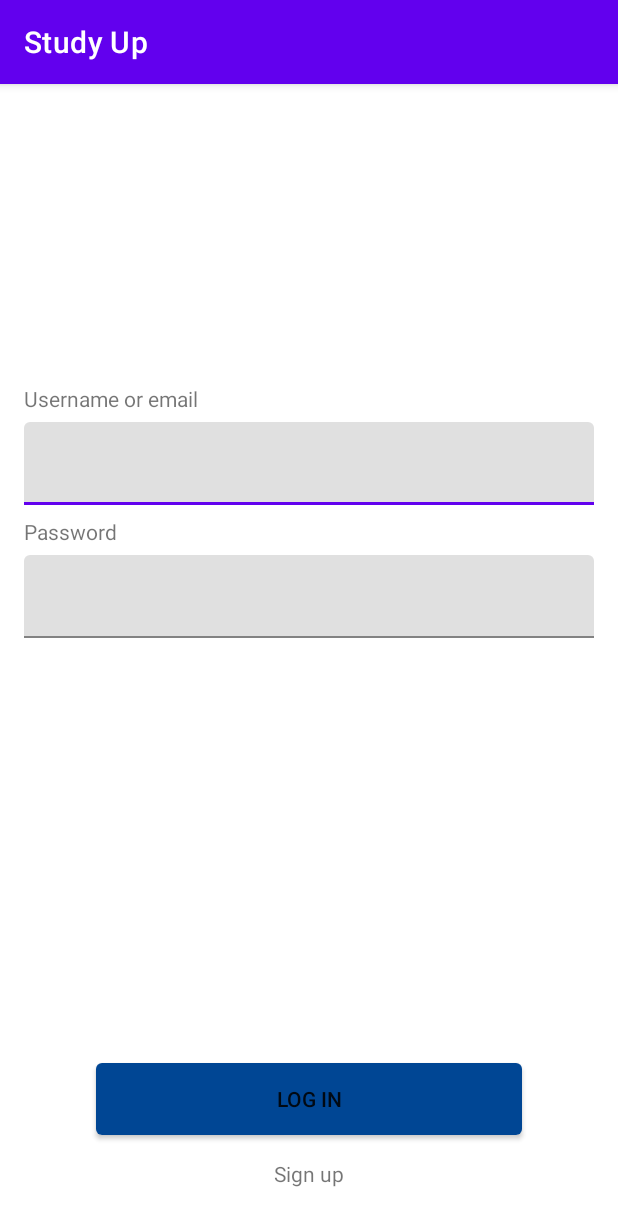
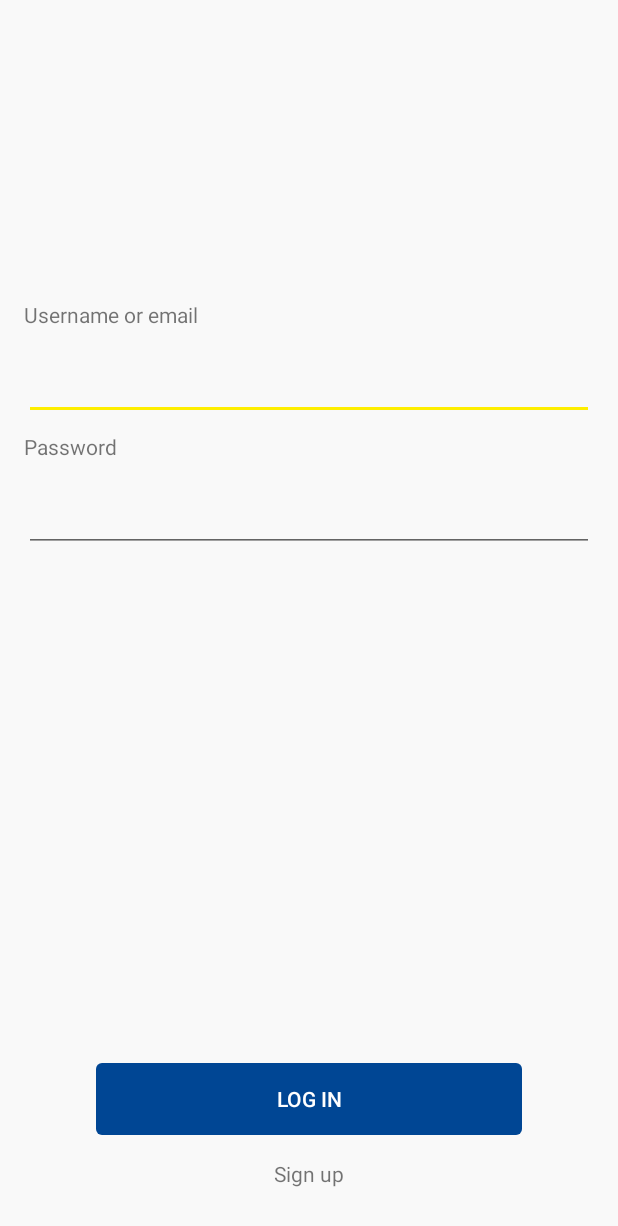
Before and after one commit to santiagorugnitz/StudyUp, an Android app: the screen it shows after launch (LoginActivity), on a phone screen of 412 x 824 dp. Shown: the top 1226 px of the screen. Run offline under Robolectric (Android 15) with nearby library versions, the phone set to English and light mode, and no system bars; our stand-ins replace Room's generated code.

Commit message:
App style

```diff
--- a/Study-Up/app/src/main/AndroidManifest.xml
+++ b/Study-Up/app/src/main/AndroidManifest.xml
@@ -9,7 +9,7 @@
         android:label="@string/app_name"
         android:roundIcon="@mipmap/ic_launcher_round"
         android:supportsRtl="true"
-        android:theme="@style/Theme.StudyUp">
+        android:theme="@style/AppTheme.NoActionBar">
         <activity
             android:name="com.ort.studyup.login.LoginActivity"
             android:screenOrientation="portrait"
--- a/Study-Up/app/src/main/res/drawable/button_background.xml
+++ b/Study-Up/app/src/main/res/drawable/button_background.xml
@@ -2,21 +2,21 @@
 <selector xmlns:android="http://schemas.android.com/apk/res/android">
     <item android:state_enabled="true" android:state_pressed="false" android:state_selected="false">
         <shape android:shape="rectangle">
-            <solid android:color="@color/main_color" />
+            <solid android:color="@color/colorPrimary" />
             <corners android:radius="4dp" />
         </shape>
     </item>
 
     <item android:state_pressed="true" android:state_selected="false">
         <shape android:shape="rectangle">
-            <solid android:color="@color/main_dark_color" />
+            <solid android:color="@color/colorPrimaryDark" />
             <corners android:radius="4dp" />
         </shape>
     </item>
 
     <item android:state_enabled="false" android:state_pressed="false" android:state_selected="false">
         <shape android:shape="rectangle">
-            <solid android:color="@color/main_disabled_color" />
+            <solid android:color="@color/disabled" />
             <corners android:radius="4dp" />
         </shape>
     </item>
--- a/Study-Up/app/src/main/res/values-night/themes.xml
+++ /dev/null
@@ -1,16 +0,0 @@
-<resources xmlns:tools="http://schemas.android.com/tools">
-    <!-- Base application theme. -->
-    <style name="Theme.StudyUp" parent="Theme.MaterialComponents.DayNight.DarkActionBar">
-        <!-- Primary brand color. -->
-        <item name="colorPrimary">@color/purple_200</item>
-        <item name="colorPrimaryVariant">@color/purple_700</item>
-        <item name="colorOnPrimary">@color/black</item>
-        <!-- Secondary brand color. -->
-        <item name="colorSecondary">@color/teal_200</item>
-        <item name="colorSecondaryVariant">@color/teal_200</item>
-        <item name="colorOnSecondary">@color/black</item>
-        <!-- Status bar color. -->
-        <item name="android:statusBarColor" tools:targetApi="l">?attr/colorPrimaryVariant</item>
-        <!-- Customize your theme here. -->
-    </style>
-</resources>
--- a/Study-Up/app/src/main/res/values/colors.xml
+++ b/Study-Up/app/src/main/res/values/colors.xml
@@ -1,19 +1,16 @@
 <?xml version="1.0" encoding="utf-8"?>
 <resources>
-    <color name="purple_200">#FFBB86FC</color>
-    <color name="purple_500">#FF6200EE</color>
-    <color name="purple_700">#FF3700B3</color>
-    <color name="teal_200">#FF03DAC5</color>
-    <color name="teal_700">#FF018786</color>
+    <color name="colorPrimary">#004694</color>
+    <color name="colorPrimaryDark">#00234A</color>
+    <color name="colorSecondary">#FEEE00</color>
+    <color name="colorAccent">#FEEE00</color>
+
     <color name="black">#FF000000</color>
     <color name="white">#FFFFFFFF</color>
 
+    <color name="background">#F9F9F9</color>
     <color name="translucent">#66FFFFFF</color>
-
-    <color name="main_color">#004694</color>
-    <color name="main_dark_color">#00234A</color>
-    <color name="main_secondary_color">#FEEE00</color>
-    <color name="main_disabled_color">#E0E9F2</color>
+    <color name="disabled">#E0E9F2</color>
     <color name="text_disabled">#80A2CA</color>
     <color name="error">#C40C1B</color>
 </resources>
--- /dev/null
+++ b/Study-Up/app/src/main/res/values/styles.xml
@@ -0,0 +1,24 @@
+<?xml version="1.0" encoding="utf-8"?>
+<resources>
+
+    <style name="AppTheme" parent="Theme.AppCompat.Light.DarkActionBar">
+        <item name="colorPrimary">@color/colorPrimary</item>
+        <item name="colorPrimaryDark">@color/colorPrimaryDark</item>
+        <item name="colorAccent">@color/colorAccent</item>
+    </style>
+
+    <style name="AppTheme.NoActionBar" parent="AppTheme">
+        <item name="android:statusBarColor">@android:color/transparent</item>
+        <item name="windowActionBar">false</item>
+        <item name="windowNoTitle">true</item>
+        <item name="android:windowBackground">@color/background</item>
+    </style>
+
+    <style name="BaseButton" parent="Widget.AppCompat.Button.Borderless">
+        <item name="android:background">@drawable/button_background</item>
+        <item name="android:textColor">@drawable/button_text</item>
+        <item name="android:textSize">14sp</item>
+        <item name="elevation">@dimen/elevation</item>
+    </style>
+
+</resources>
--- a/Study-Up/app/src/main/res/values/themes.xml
+++ /dev/null
@@ -1,16 +0,0 @@
-<resources xmlns:tools="http://schemas.android.com/tools">
-    <!-- Base application theme. -->
-    <style name="Theme.StudyUp" parent="Theme.MaterialComponents.DayNight.DarkActionBar">
-        <!-- Primary brand color. -->
-        <item name="colorPrimary">@color/purple_500</item>
-        <item name="colorPrimaryVariant">@color/purple_700</item>
-        <item name="colorOnPrimary">@color/white</item>
-        <!-- Secondary brand color. -->
-        <item name="colorSecondary">@color/teal_200</item>
-        <item name="colorSecondaryVariant">@color/teal_700</item>
-        <item name="colorOnSecondary">@color/black</item>
-        <!-- Status bar color. -->
-        <item name="android:statusBarColor" tools:targetApi="l">?attr/colorPrimaryVariant</item>
-        <!-- Customize your theme here. -->
-    </style>
-</resources>
```
